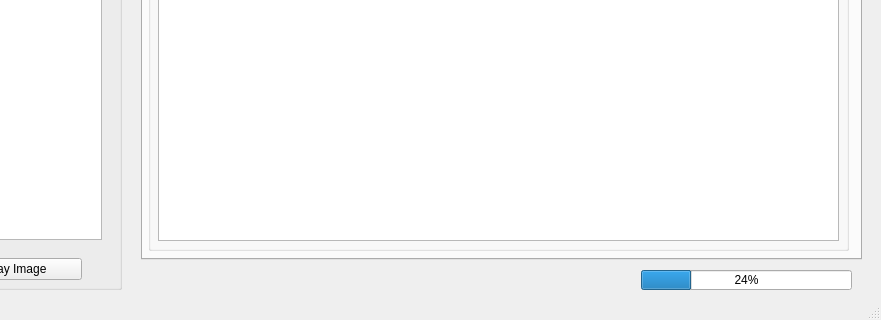
This is scripts/ui/MainWindow.ui in hvdwolf/pyExifToolGUI as Qt 5 draws it before an edit; both pictures show x 239 to 1120 and y 380 to 700 of the 1120 by 700 pixel window. The edited form follows.
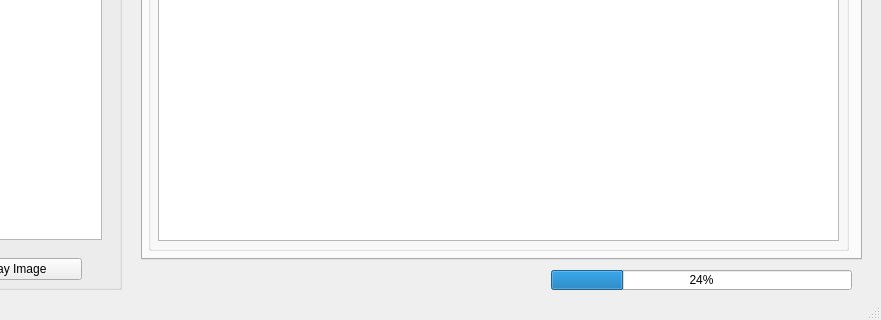
This is the edited form.

Commit message: Switch from messages via progress label in bottom of screen to statusbar messages. part 2

```diff
--- a/scripts/ui/MainWindow.ui
+++ b/scripts/ui/MainWindow.ui
@@ -41,9 +41,9 @@
    <widget class="QProgressBar" name="progressbar">
     <property name="geometry">
      <rect>
-      <x>880</x>
+      <x>790</x>
       <y>631</y>
-      <width>211</width>
+      <width>301</width>
       <height>20</height>
      </rect>
     </property>
@@ -51,29 +51,6 @@
      <number>24</number>
     </property>
    </widget>
-   <widget class="QLabel" name="lbl_progress">
-    <property name="enabled">
-     <bool>true</bool>
-    </property>
-    <property name="geometry">
-     <rect>
-      <x>370</x>
-      <y>630</y>
-      <width>501</width>
-      <height>24</height>
-     </rect>
-    </property>
-    <property name="font">
-     <font>
-      <weight>50</weight>
-      <italic>true</italic>
-      <bold>false</bold>
-     </font>
-    </property>
-    <property name="text">
-     <string/>
-    </property>
-   </widget>
    <widget class="QGroupBox" name="groupBox">
     <property name="geometry">
      <rect>
```
The commit also changes 2 other files.
